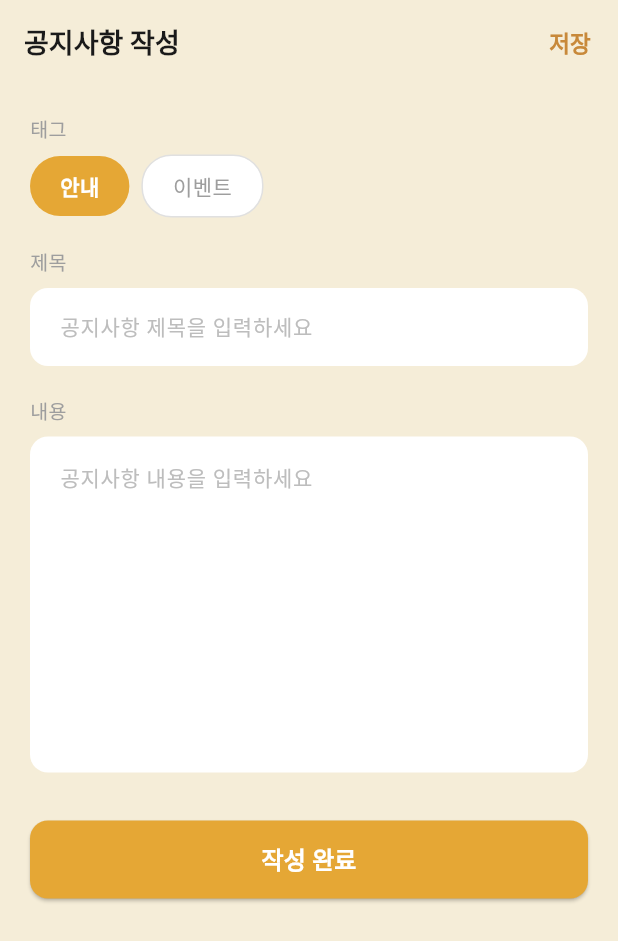
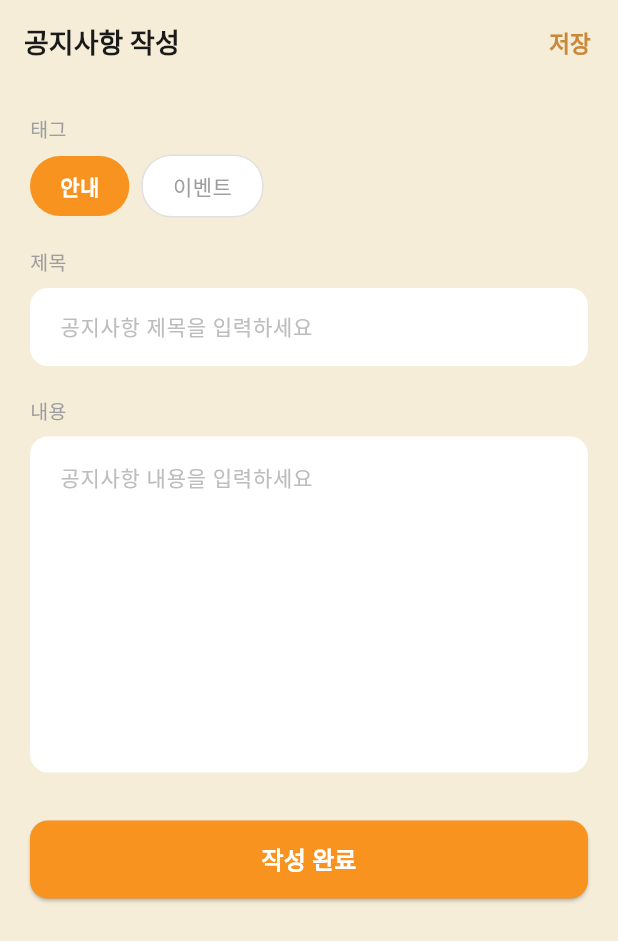
Before and after one commit to eric728066/SmithLife, a Flutter app: the AdminAnnouncementFormPage screen opened by its route, on a phone screen of 412 x 824 dp. Shown: the top 941 px of the screen. Run offline on Flutter 3.47's test engine with Material 3 defaults, Android fonts, the phone set to English and light mode, and no system bars; our stand-ins replace dio, flutter_riverpod, flutter_secure_storage, go_router, qr_flutter, shared_preferences; accounts and stored records are empty; Roboto replaces fonts that are missing (GothicA1).

Commit message:
style: 스플래시/로그인/회원가입 배경색을 로고 오렌지(#F7931E)로 통일
Co-Authored-By: Claude Sonnet 4.6 <noreply@anthropic.com>

```diff
--- a/frontend/lib/core/theme/app_colors.dart
+++ b/frontend/lib/core/theme/app_colors.dart
@@ -2,7 +2,7 @@ import 'package:flutter/material.dart';
 
 class AppColors {
   // 스플래시/로그인/회원가입 배경 - 황금오렌지
-  static const Color orangeBg = Color(0xFFE5A735);
+  static const Color orangeBg = Color(0xFFF7931E);
 
   // 앱 내부 배경 - 크림
   static const Color cream = Color(0xFFF5EDD8);
```
